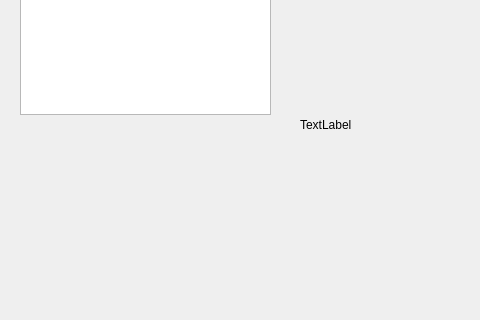
First picture: the form in practica/inicio/mainwindow.ui, repository jmateo95/EDD_201313852, before the edit; both pictures show x 0 to 480 and y 193 to 513 of the 942 by 602 pixel window.
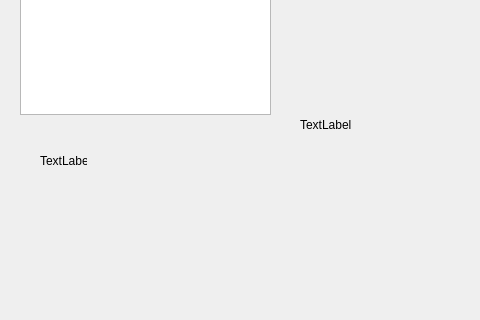
Second picture: the form after the edit.

What changed in the file:
```diff
--- a/practica/inicio/mainwindow.ui
+++ b/practica/inicio/mainwindow.ui
@@ -158,6 +158,19 @@
      <string>VISOR</string>
     </property>
    </widget>
+   <widget class="QLabel" name="label_6">
+    <property name="geometry">
+     <rect>
+      <x>40</x>
+      <y>330</y>
+      <width>47</width>
+      <height>13</height>
+     </rect>
+    </property>
+    <property name="text">
+     <string>TextLabel</string>
+    </property>
+   </widget>
   </widget>
   <widget class="QMenuBar" name="menuBar">
    <property name="geometry">
```
